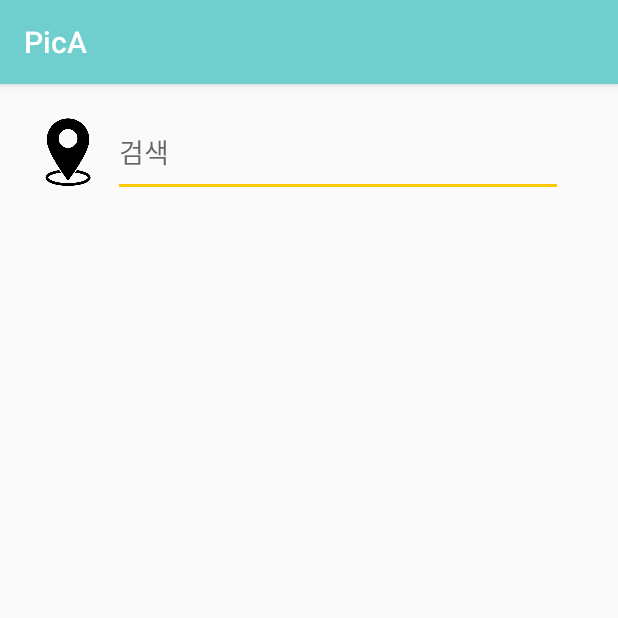
After one commit to mhwan/PicA, an Android app: the LocationListActivity screen opened directly, with no data from a screen before it, on a phone screen of 412 x 824 dp, the top half of it. The commit adds this screen. Run offline under Robolectric (Android 15) with nearby library versions, the phone set to English and light mode, and no system bars.

Commit message:
권한 요청 문제 해결 (권한 요청 사용법에 주의할것 -> 매니페스트에 선언했는가? / 액티비티에서 매니페스트에 등록된 권한을 요구하는가?)

```diff
--- a/app/src/main/AndroidManifest.xml
+++ b/app/src/main/AndroidManifest.xml
@@ -1,7 +1,12 @@
 <?xml version="1.0" encoding="utf-8"?>
 <manifest xmlns:android="http://schemas.android.com/apk/res/android"
     package="com.picaproject.pica">
-    <uses-permission android:name="android.permission.READ_EXTERNAL_STORAGE"/>
+
+    <uses-permission android:name="android.permission.WRITE_CONTACTS" />
+    <uses-permission android:name="android.permission.WRITE_EXTERNAL_STORAGE" />
+    <uses-permission android:name="android.permission.READ_EXTERNAL_STORAGE" />
+    <uses-permission android:name="android.permission.READ_CONTACTS" />
+
     <application
         android:allowBackup="true"
         android:icon="@mipmap/ic_launcher"
@@ -9,7 +14,8 @@
         android:roundIcon="@mipmap/ic_launcher_round"
         android:supportsRtl="true"
         android:theme="@style/AppTheme">
-        <activity android:name=".Activity.UploadPicActivity"></activity>
+        <activity android:name=".LocationListActivity"></activity>
+        <activity android:name=".Activity.UploadPicActivity" />
         <activity android:name=".Activity.UploadAlbumActivity" />
         <activity
             android:name=".Activity.MainActivity"
--- a/app/src/main/java/com/picaproject/pica/Activity/UploadAlbumActivity.java
+++ b/app/src/main/java/com/picaproject/pica/Activity/UploadAlbumActivity.java
@@ -30,7 +30,9 @@ public class UploadAlbumActivity extends AppCompatActivity {
 
     String[] permission_list = {
             Manifest.permission.WRITE_CONTACTS,
-            Manifest.permission.WRITE_EXTERNAL_STORAGE
+            Manifest.permission.WRITE_EXTERNAL_STORAGE,
+            Manifest.permission.READ_EXTERNAL_STORAGE,
+            Manifest.permission.READ_CONTACTS
     };
 
     /*
--- /dev/null
+++ b/app/src/main/java/com/picaproject/pica/LocationListActivity.java
@@ -0,0 +1,13 @@
+package com.picaproject.pica;
+
+import android.support.v7.app.AppCompatActivity;
+import android.os.Bundle;
+
+public class LocationListActivity extends AppCompatActivity {
+
+    @Override
+    protected void onCreate(Bundle savedInstanceState) {
+        super.onCreate(savedInstanceState);
+        setContentView(R.layout.activity_location_list);
+    }
+}
--- /dev/null
+++ b/app/src/main/res/layout/activity_location_list.xml
@@ -0,0 +1,43 @@
+<?xml version="1.0" encoding="utf-8"?>
+<LinearLayout xmlns:android="http://schemas.android.com/apk/res/android"
+    xmlns:app="http://schemas.android.com/apk/res-auto"
+    xmlns:tools="http://schemas.android.com/tools"
+    android:layout_width="match_parent"
+    android:layout_height="match_parent"
+    tools:context=".LocationListActivity">
+    <!-- 검색 -->
+    <LinearLayout
+        android:layout_width="match_parent"
+        android:layout_height="wrap_content"
+        android:layout_margin="15dp"
+        >
+        <ImageView
+            android:layout_width="60dp"
+            android:layout_height="60dp"
+            android:src="@drawable/map" />
+        <EditText
+            android:layout_width="300dp"
+            android:layout_height="60dp"
+            android:hint="검색"
+            />
+    </LinearLayout>
+    <!-- 지도에서 추가 (지도 레이아웃 표시중엔 사라짐) -->
+    <LinearLayout
+        android:layout_width="match_parent"
+        android:layout_height="wrap_content">
+
+    </LinearLayout>
+    <!-- 지도 레이아웃 (사용자가 선택안해서 지도에서추가만 보일땐 사라짐)-->
+    <LinearLayout
+        android:layout_width="match_parent"
+        android:layout_height="wrap_content">
+    </LinearLayout>
+    <!-- 근처 플레이스 List 표시 -->
+    <LinearLayout
+        android:layout_width="match_parent"
+        android:layout_height="wrap_content">
+    </LinearLayout>
+
+
+
+</LinearLayout>
```
